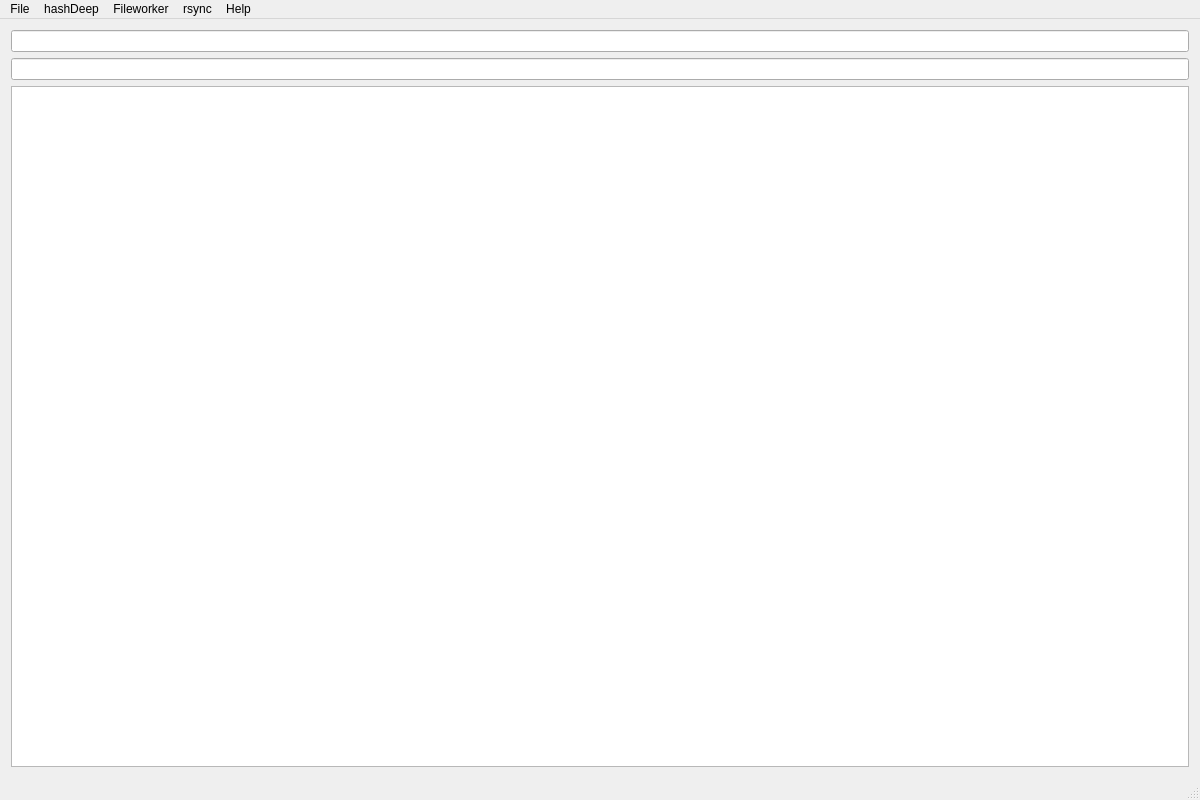
This is src/mainwindow.ui in untergasser/filecalibur as Qt 5 draws it before an edit. The edited form follows.
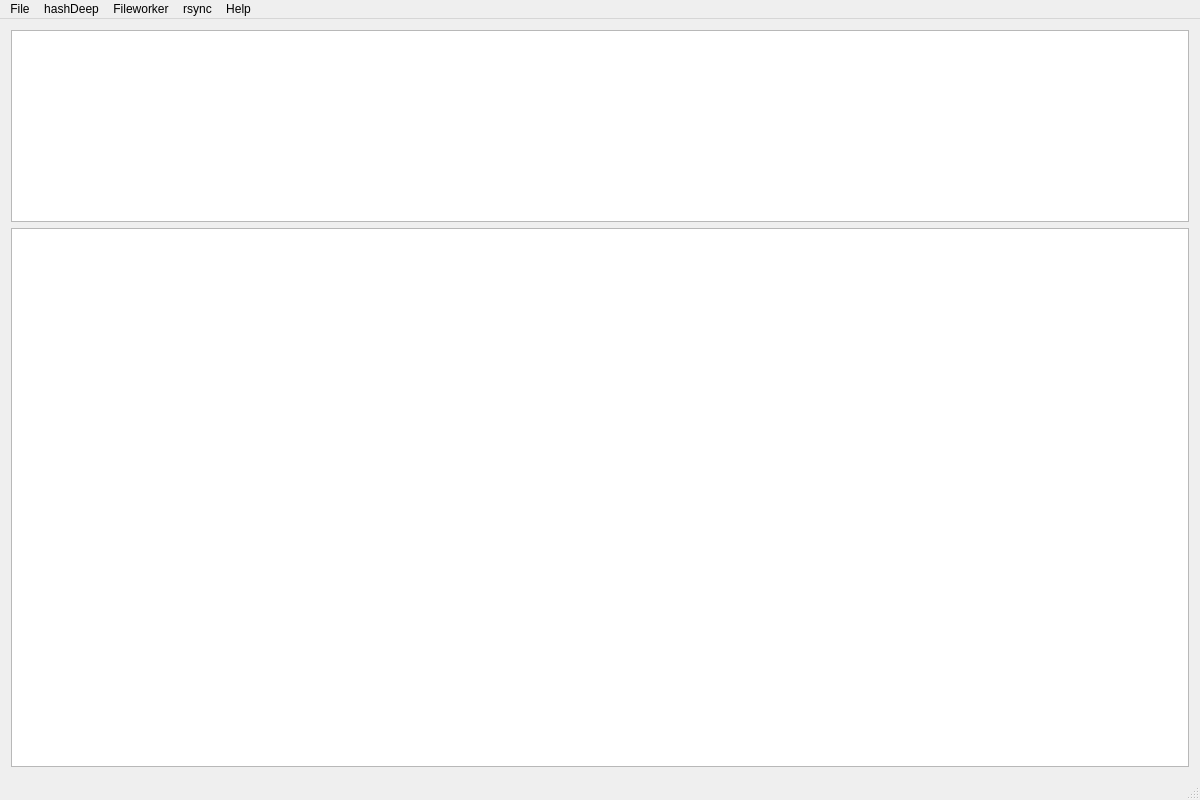
This is the edited form.

Commit message: Changed the top window to display all information

Patch:
```diff
--- a/src/mainwindow.ui
+++ b/src/mainwindow.ui
@@ -16,16 +16,18 @@
   <widget class="QWidget" name="centralWidget">
    <layout class="QVBoxLayout" name="verticalLayout">
     <item>
-     <widget class="QLineEdit" name="lineEdit_1">
-      <property name="readOnly">
-       <bool>true</bool>
+     <widget class="QPlainTextEdit" name="plainTextEdit">
+      <property name="sizePolicy">
+       <sizepolicy hsizetype="Expanding" vsizetype="Fixed">
+        <horstretch>0</horstretch>
+        <verstretch>0</verstretch>
+       </sizepolicy>
       </property>
-     </widget>
-    </item>
-    <item>
-     <widget class="QLineEdit" name="lineEdit_2">
-      <property name="readOnly">
-       <bool>true</bool>
+      <property name="baseSize">
+       <size>
+        <width>0</width>
+        <height>0</height>
+       </size>
       </property>
      </widget>
     </item>
```
The commit also changes 2 other files.
